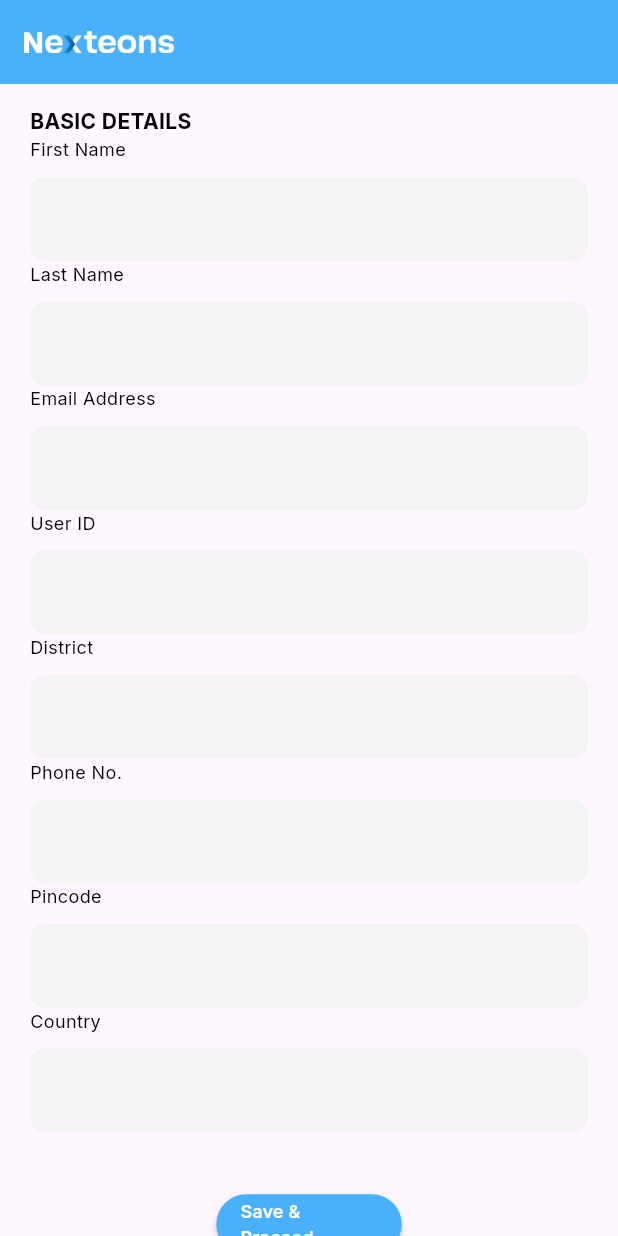
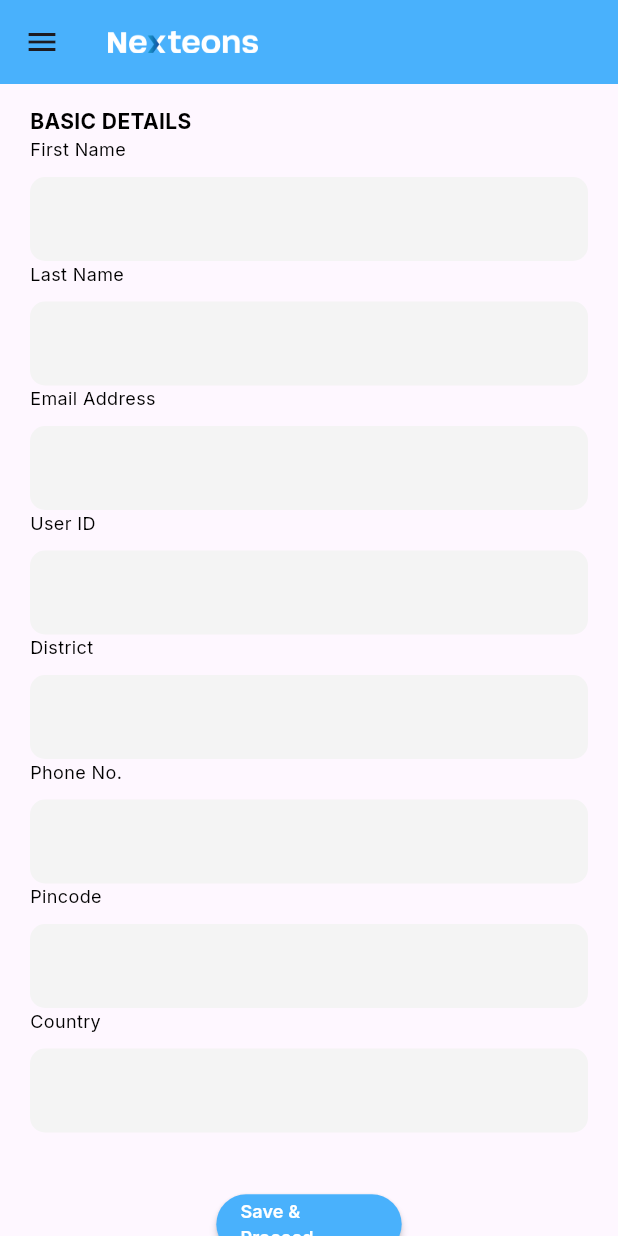
Before and after one commit to najeebnaju512/website_study, a Flutter app: the FrameAdjuster screen opened directly, after a tap on "Add New Student", on a phone screen of 412 x 824 dp. Run offline on Flutter 3.47's test engine with Material 3 defaults, Android fonts, the phone set to English and light mode, and no system bars; our stand-ins replace dio, get, go_router, google_fonts, shared_preferences, url_strategy; accounts and stored records are empty.

Commit message:
mobile drawer

```diff
--- a/lib/screen/mainFrame/main_frame_view_adjuster.dart
+++ b/lib/screen/mainFrame/main_frame_view_adjuster.dart
@@ -1,5 +1,6 @@
 import 'package:flutter/material.dart';
 import 'package:get/get.dart';
+import 'package:nexteons_study_project/screen/mainFrame/widget/mobile_drawer.dart';
 
 import '../../utils/check_size.dart';
 import 'main_frame_controller.dart';
@@ -36,6 +37,7 @@ class _FrameAdjusterState extends State<FrameAdjuster> {
       builder: (context, constraints) {
         var size = MediaQuery.of(context).size;
         return Scaffold(
+          drawer: fnCheckMobile(size.width) ? DrawerRefactored(controller: controller,) : null,
             appBar: fnCheckMobile(size.width) ? MobileAppBar(controller: controller,) : null,
             body: Row(
               children: [
```
